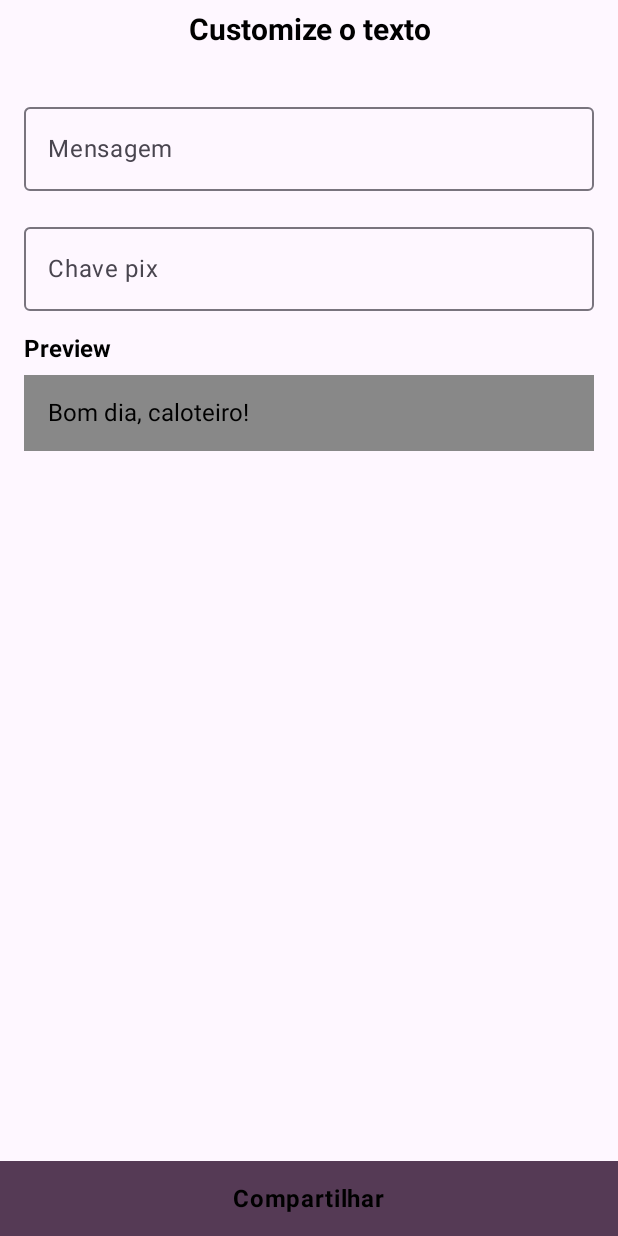
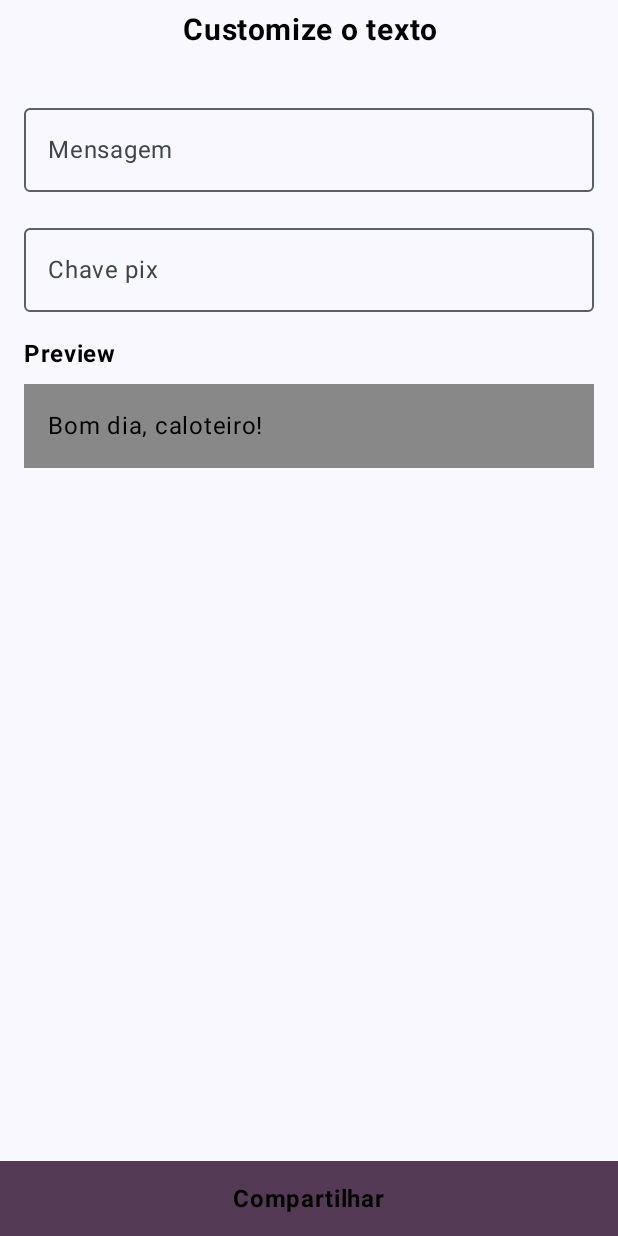
Before and after one commit to jvsena42/bom_dia_caloteiro, an Android app built with Jetpack Compose: the screen it shows after launch (MainActivity), after a tap on "Selecione um meme", on a phone screen of 412 x 824 dp. Run offline under Robolectric (Android 15) with nearby library versions, the phone set to English and light mode, and no system bars; our stand-ins replace Dagger/Hilt's generated code.

Commit message:
fix: background color

```diff
--- a/app/src/main/java/com/bulletapps/bomdiacaloteiro/ui/screens/messageInfo/ScreenMessageInfo.kt
+++ b/app/src/main/java/com/bulletapps/bomdiacaloteiro/ui/screens/messageInfo/ScreenMessageInfo.kt
@@ -40,6 +40,7 @@ import com.bulletapps.bomdiacaloteiro.ui.screens.messageInfo.MessageInfoViewMode
 import com.bulletapps.bomdiacaloteiro.ui.screens.messageInfo.MessageInfoViewModel.ScreenActions
 import com.bulletapps.bomdiacaloteiro.ui.screens.messageInfo.MessageInfoViewModel.ScreenEvents
 import com.bulletapps.bomdiacaloteiro.ui.screens.messageInfo.MessageInfoViewModel.UIState
+import com.bulletapps.bomdiacaloteiro.ui.theme.BomDiaCaloteiroTheme
 import com.bulletapps.bomdiacaloteiro.ui.theme.buttonFontSize
 import com.bulletapps.bomdiacaloteiro.ui.theme.buttonHeight
 import com.bulletapps.bomdiacaloteiro.ui.theme.horizontalPadding
@@ -74,6 +75,7 @@ fun Screen(
     uiState: UIState,
     onAction: (ScreenActions) -> Unit
 ) {
+    BomDiaCaloteiroTheme {
         Column(
             modifier = Modifier
                 .fillMaxSize()
@@ -112,6 +114,8 @@ fun Screen(
 
             MakeButtonShare(uiState = uiState, onAction = onAction)
         }
+    }
+
 }
 
 @Composable
--- a/app/src/main/java/com/bulletapps/bomdiacaloteiro/ui/theme/Color.kt
+++ b/app/src/main/java/com/bulletapps/bomdiacaloteiro/ui/theme/Color.kt
@@ -11,4 +11,4 @@ val backgroundLight = Color(0xFFF2F6F9)
 val primaryDark = Color(0xFF957206)
 val secondaryDark = Color(0xFF685b04)
 val tertiaryDark = Color(0xFFfff7c2)
-val backgroundDark = Color(0xFF121212)
+val backgroundDark = Color(0xFF292929)
--- a/app/src/main/java/com/bulletapps/bomdiacaloteiro/ui/theme/Theme.kt
+++ b/app/src/main/java/com/bulletapps/bomdiacaloteiro/ui/theme/Theme.kt
@@ -19,14 +19,14 @@ private val DarkColorScheme = darkColorScheme(
     primary = primaryDark,
     secondary = secondaryDark,
     tertiary = tertiaryDark,
-    background = backgroundLight
+    background = backgroundDark
 )
 
 private val LightColorScheme = lightColorScheme(
     primary = primaryLight,
     secondary = secondaryLight,
     tertiary = tertiaryLight,
-    background = backgroundDark
+    background = backgroundLight
 )
 
 @Composable
```
Lines whose indentation alone changed are shown as unchanged.
